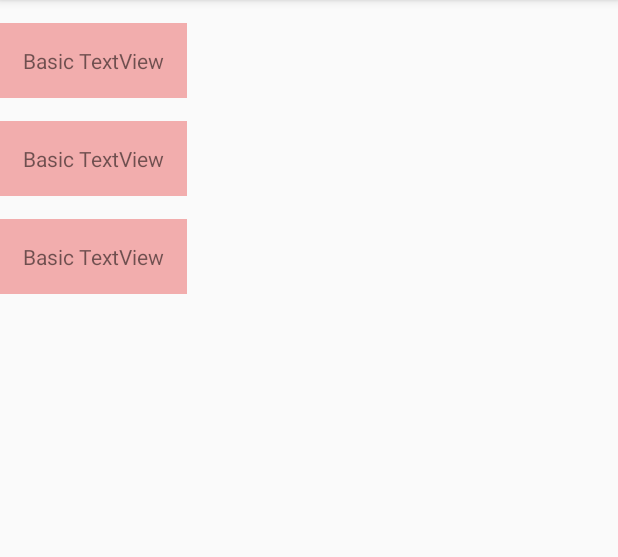
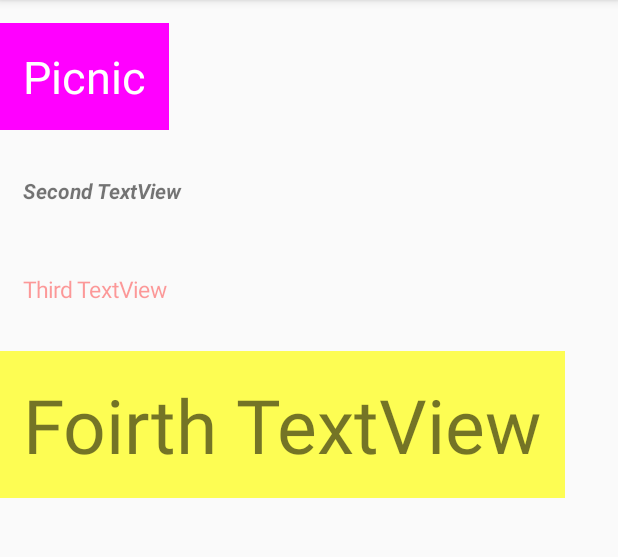
Before and after one commit to Kimsoeon/javaWidgetControl, an Android app: the screen it shows after launch (MainActivity), on a phone screen of 412 x 824 dp, the part 84-641 px from its top. Run offline under Robolectric (Android 15) with nearby library versions, the phone set to English and light mode, and no system bars.

Commit message:
#2 Change Widget in the java

```diff
--- a/app/build.gradle
+++ b/app/build.gradle
@@ -27,4 +27,5 @@ dependencies {
     compile 'com.android.support:appcompat-v7:25.2.0'
     compile 'com.android.support.constraint:constraint-layout:1.0.2'
     testCompile 'junit:junit:4.12'
+    compile 'com.android.support:cardview-v7:25.2.0'
 }
--- a/app/src/main/java/soeonkim/kr/hs/emirim/javawidgetcontrol/MainActivity.java
+++ b/app/src/main/java/soeonkim/kr/hs/emirim/javawidgetcontrol/MainActivity.java
@@ -1,13 +1,43 @@
 package soeonkim.kr.hs.emirim.javawidgetcontrol;
 
+import android.graphics.Color;
+import android.graphics.Typeface;
+import android.os.Build;
+import android.support.annotation.RequiresApi;
 import android.support.v7.app.AppCompatActivity;
 import android.os.Bundle;
+import android.widget.TextView;
+
+import static android.R.attr.id;
 
 public class MainActivity extends AppCompatActivity {
 
+    @RequiresApi(api = Build.VERSION_CODES.JELLY_BEAN)
     @Override
     protected void onCreate(Bundle savedInstanceState) {
         super.onCreate(savedInstanceState);
         setContentView(R.layout.activity_main);
+
+        TextView text1 = (TextView) findViewById(R.id.text1);
+        TextView text2 = (TextView) findViewById(R.id.text2);
+        TextView text3 = (TextView) findViewById(R.id.text3);
+        TextView text4 = (TextView) findViewById(R.id.text4);
+
+        text1.setText("Picnic");
+        text1.setTextSize(30);
+        text1.setBackgroundColor(Color.rgb(255,0,255));
+        text1.setTextColor(Color.WHITE);
+
+        text2.setText(R.string.text2_str);
+        text2.setTypeface(Typeface.SANS_SERIF, Typeface.BOLD_ITALIC);
+
+        text3.setTextSize(15);
+        text3.setText("Third TextView");
+        text3.setTextColor(Color.argb(100,255,0,0));
+
+        text4.setText("Foirth TextView");
+        text4.setTextSize(50);
+        text4.setBackgroundColor(Color.argb(170,255,255,0));
+
     }
 }
--- a/app/src/main/res/layout/activity_main.xml
+++ b/app/src/main/res/layout/activity_main.xml
@@ -13,7 +13,6 @@
         android:layout_width="wrap_content"
         android:layout_height="wrap_content"
         android:text="Basic TextView"
-        android:background="#f2adad"
         android:padding="15dp"
         android:layout_marginBottom="15dp"
         android:layout_marginTop="15dp"
@@ -25,7 +24,6 @@
         android:layout_width="wrap_content"
         android:layout_height="wrap_content"
         android:text="Basic TextView"
-        android:background="#f2adad"
         android:padding="15dp"
         android:layout_marginBottom="15dp"
         />
@@ -35,7 +33,15 @@
         android:layout_width="wrap_content"
         android:layout_height="wrap_content"
         android:text="Basic TextView"
-        android:background="#f2adad"
+        android:padding="15dp"
+        android:layout_marginBottom="15dp"
+        />
+
+    <TextView
+        android:id="@+id/text4"
+        android:layout_width="wrap_content"
+        android:layout_height="wrap_content"
+        android:text="Basic TextView"
         android:padding="15dp"
         android:layout_marginBottom="15dp"
         />
--- a/app/src/main/res/values/strings.xml
+++ b/app/src/main/res/values/strings.xml
@@ -1,3 +1,4 @@
 <resources>
     <string name="app_name">javaWidgetControl</string>
+    <string name="text2_str">Second TextView</string>
 </resources>
```
